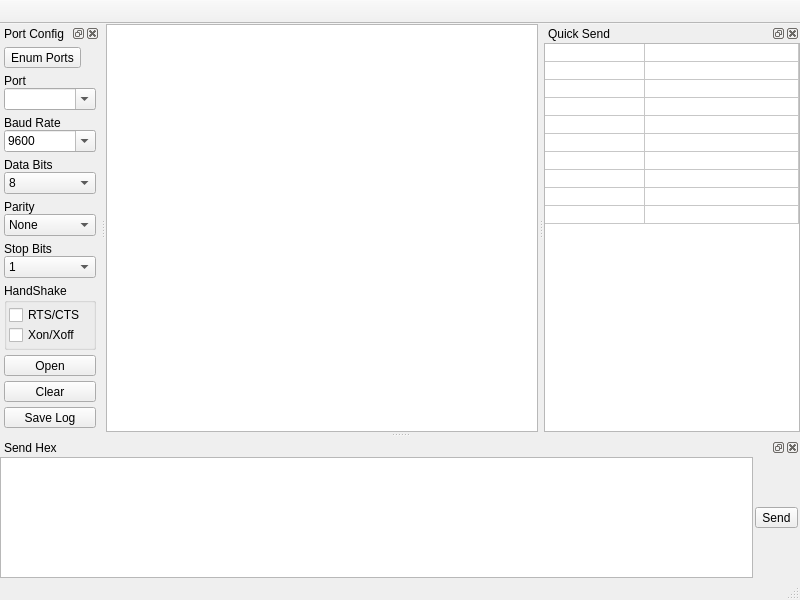
Before: the Qt Designer form gui_qt5/mainwindow.ui in gamesun/UartVide, drawn with Qt 5.
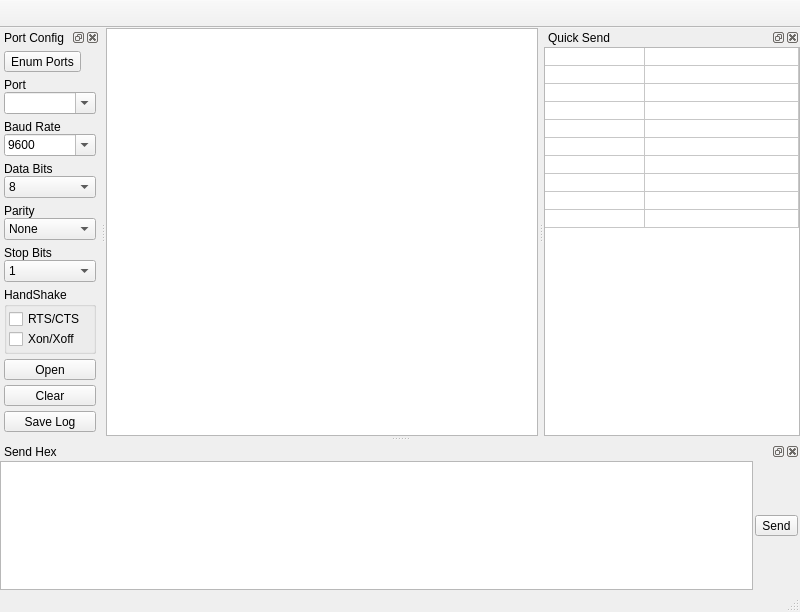
After: the same form once the commit is applied. Custom widgets are drawn as their Qt base class.

Commit message: disable dockwidgets' menu

Patch:
```diff
--- a/gui_qt5/mainwindow.ui
+++ b/gui_qt5/mainwindow.ui
@@ -7,7 +7,7 @@
     <x>0</x>
     <y>0</y>
     <width>800</width>
-    <height>600</height>
+    <height>612</height>
    </rect>
   </property>
   <property name="windowTitle">
@@ -831,13 +831,13 @@
    <property name="minimumSize">
     <size>
      <width>0</width>
-     <height>24</height>
+     <height>28</height>
     </size>
    </property>
    <property name="maximumSize">
     <size>
      <width>16777215</width>
-     <height>24</height>
+     <height>28</height>
     </size>
    </property>
    <property name="windowTitle">
```
Left out of the diff: 21 changed lines with no effect on the pictures. The commit also changes 1 other file.
